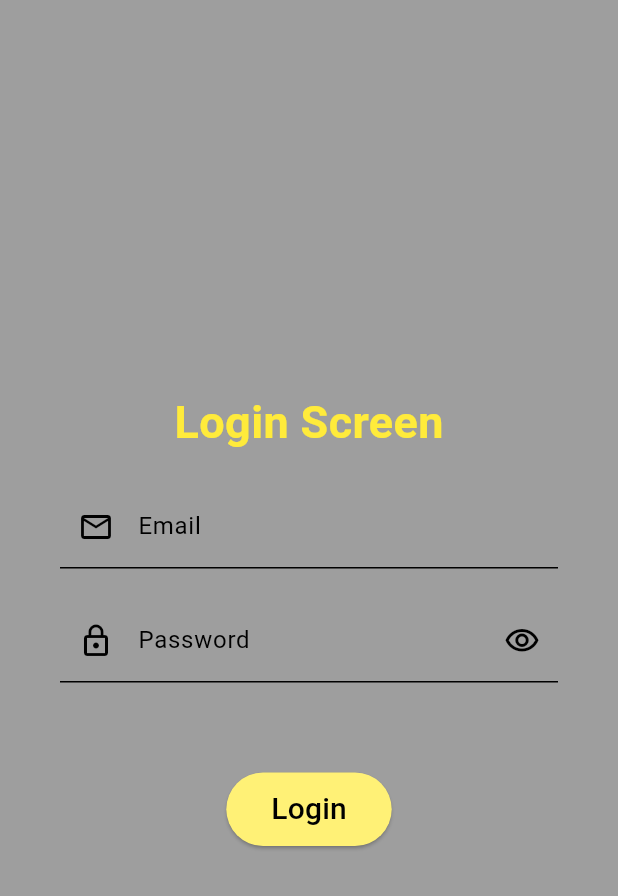
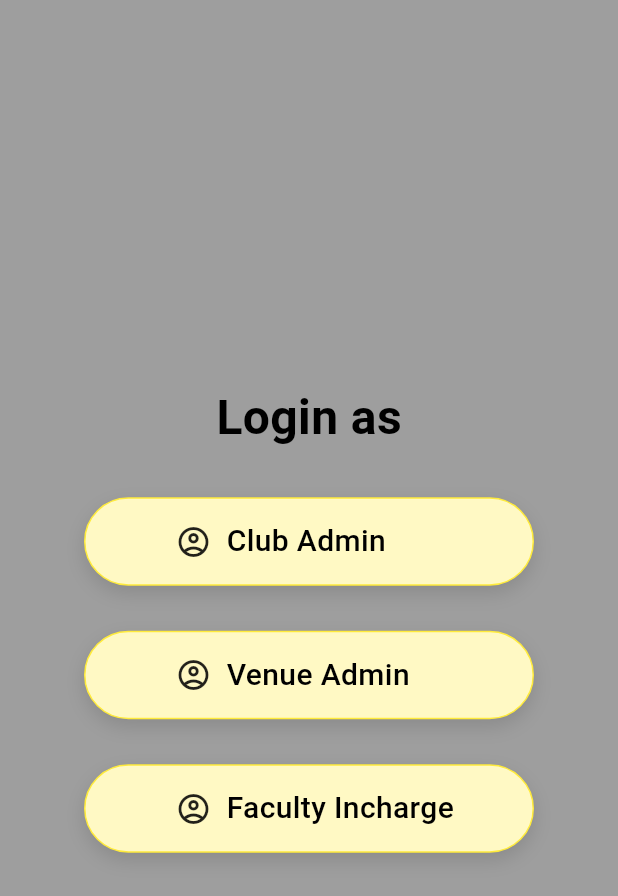
Before and after one commit to Adi1912-pro/Permission-Systems, a Flutter app: the screen it shows after launch, on a phone screen of 412 x 824 dp. Shown: the top 896 px of the screen. Run offline on Flutter 3.47's test engine with Material 3 defaults, Android fonts, the phone set to English and light mode, and no system bars.

Commit message:
Selection screen completed

```diff
--- a/lib/auth/login_screen.dart
+++ b/lib/auth/login_screen.dart
@@ -1,7 +1,8 @@
 import 'package:flutter/material.dart';
 
 class LoginScreen extends StatefulWidget {
-  const LoginScreen({super.key});
+  final String title;
+  const LoginScreen({super.key, required this.title});
 
   @override
   State<LoginScreen> createState() => _LoginScreenState();
@@ -32,7 +33,8 @@ class _LoginScreenState extends State<LoginScreen> {
             mainAxisAlignment: MainAxisAlignment.center,
             children: [
               Text(
-                'Login Screen',
+                '${widget.title}\nLogin',
+                textAlign: TextAlign.center,
                 style: TextStyle(
                     fontSize: 30,
                     color: Theme.of(context).primaryColor,
--- /dev/null
+++ b/lib/splash/selection_screen.dart
@@ -0,0 +1,57 @@
+import 'package:flutter/material.dart';
+import 'package:nitc_venue_permission_app/auth/login_screen.dart';
+import 'package:nitc_venue_permission_app/widgets/selection_button.dart';
+
+class SelectionScreen extends StatelessWidget {
+  const SelectionScreen({super.key});
+
+  void goToLoginScreen(BuildContext context, String userType) {
+    Navigator.push(context,
+        MaterialPageRoute(builder: (context) => LoginScreen(title: userType)));
+  }
+
+  @override
+  Widget build(BuildContext context) {
+    return Scaffold(
+      body: Container(
+        padding: const EdgeInsets.all(40),
+        width: double.infinity,
+        child: Column(
+          mainAxisAlignment: MainAxisAlignment.center,
+          crossAxisAlignment: CrossAxisAlignment.center,
+          children: [
+            const Text(
+              'Login as',
+              style: TextStyle(fontSize: 32, fontWeight: FontWeight.w600),
+            ),
+            const SizedBox(
+              height: 30,
+            ),
+            SelectionButton(
+                text: 'Club Admin',
+                width: 300,
+                icon: const Icon(Icons.account_circle_outlined),
+                onPressed: () => {goToLoginScreen(context, 'Club Admin')}),
+            const SizedBox(
+              height: 30,
+            ),
+            SelectionButton(
+                text: 'Venue Admin',
+                width: 300,
+                icon: const Icon(Icons.account_circle_outlined),
+                onPressed: () => {goToLoginScreen(context, 'Venue Admin')}),
+            const SizedBox(
+              height: 30,
+            ),
+            SelectionButton(
+                text: 'Faculty Incharge',
+                width: 300,
+                icon: const Icon(Icons.account_circle_outlined),
+                onPressed: () =>
+                    {goToLoginScreen(context, 'Faculty Incharge')}),
+          ],
+        ),
+      ),
+    );
+  }
+}
--- a/lib/splash/splash_screen.dart
+++ b/lib/splash/splash_screen.dart
@@ -1,6 +1,5 @@
 import 'package:flutter/material.dart';
-import 'package:nitc_venue_permission_app/auth/login_screen.dart';
-import 'package:nitc_venue_permission_app/home/home_screen.dart';
+import 'package:nitc_venue_permission_app/splash/selection_screen.dart';
 
 class SplashScreen extends StatefulWidget {
   const SplashScreen({super.key});
@@ -15,7 +14,7 @@ class _SplashScreenState extends State<SplashScreen> {
     // after 3 seconds, navigate to the home page
     Future.delayed(const Duration(seconds: 3), () {
       Navigator.push(context,
-          MaterialPageRoute(builder: (context) => const LoginScreen()));
+          MaterialPageRoute(builder: (context) => const SelectionScreen()));
     });
     super.initState();
   }
--- /dev/null
+++ b/lib/widgets/selection_button.dart
@@ -0,0 +1,54 @@
+import 'package:flutter/material.dart';
+
+class SelectionButton extends StatefulWidget {
+  final String text;
+  final Widget? icon;
+  final Color? color;
+  final VoidCallback? onPressed;
+  final double? width;
+  const SelectionButton(
+      {super.key,
+      required this.text,
+      this.icon,
+      this.onPressed,
+      this.color,
+      this.width});
+
+  @override
+  State<SelectionButton> createState() => _SelectionButtonState();
+}
+
+class _SelectionButtonState extends State<SelectionButton> {
+  @override
+  Widget build(BuildContext context) {
+    return GestureDetector(
+      onTap: widget.onPressed,
+      child: Container(
+        width: widget.width ?? MediaQuery.of(context).size.width * 0.4,
+        padding: const EdgeInsets.symmetric(vertical: 14, horizontal: 60),
+        decoration: BoxDecoration(
+          color: widget.color != null
+              ? widget.color!.withOpacity(0.1)
+              : Colors.yellow.shade100,
+          borderRadius: BorderRadius.circular(60),
+          border: Border.all(color: widget.color ?? Colors.yellow),
+          boxShadow: const [
+            BoxShadow(
+              color: Colors.black12,
+              blurRadius: 10,
+              offset: Offset(0, 5),
+            ),
+          ],
+        ),
+        child: Row(children: [
+          widget.icon ?? const SizedBox(),
+          widget.icon != null ? const SizedBox(width: 10) : const SizedBox(),
+          Text(
+            widget.text,
+            style: const TextStyle(fontSize: 20, fontWeight: FontWeight.w500),
+          ),
+        ]),
+      ),
+    );
+  }
+}
```
Also changed, not shown: requirements.txt (added, +7 -0 lines).
